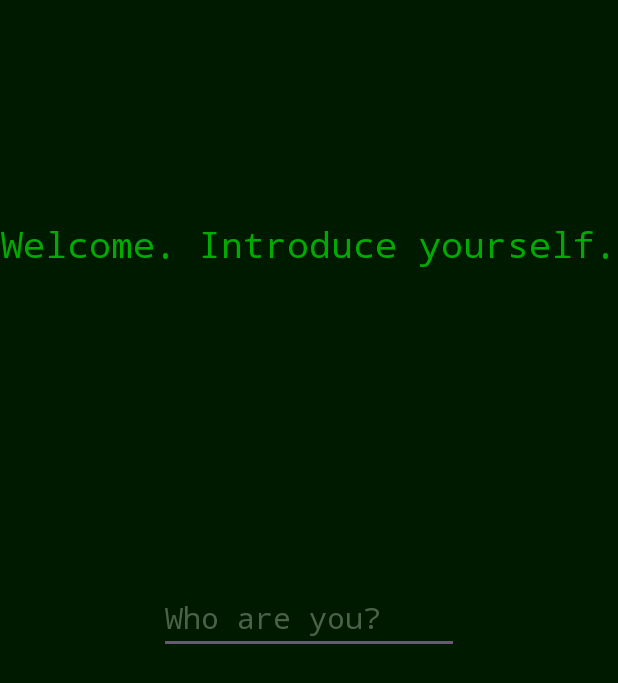
After one commit to NonannouncedSpy/uni-androiddev-3, an Android app: the SecondActivity screen opened directly, with no data from a screen before it, on a phone screen of 412 x 824 dp. The commit adds this screen. Shown: the top 683 px of the screen. Run offline under Robolectric (Android 15) with nearby library versions, the phone set to English and light mode, and no system bars.

Commit message:
Lay out Second activity
+ update manifest to add the activity
+ some new strings

```diff
--- a/app/src/main/AndroidManifest.xml
+++ b/app/src/main/AndroidManifest.xml
@@ -13,6 +13,9 @@
         android:theme="@style/Theme.Uniandroiddev3"
         tools:targetApi="31">
         <activity
+            android:name=".SecondActivity"
+            android:exported="false" />
+        <activity
             android:name=".MainActivity"
             android:exported="true">
             <intent-filter>
--- /dev/null
+++ b/app/src/main/java/com/ygg/uni_androiddev_3/SecondActivity.java
@@ -0,0 +1,16 @@
+package com.ygg.uni_androiddev_3;
+
+import android.os.Bundle;
+
+import androidx.appcompat.app.AppCompatActivity;
+
+public class SecondActivity extends AppCompatActivity {
+
+    @Override
+    protected void onCreate(Bundle savedInstanceState) {
+        super.onCreate(savedInstanceState);
+        setContentView(R.layout.activity_second);
+
+
+    }
+}
--- /dev/null
+++ b/app/src/main/res/layout/activity_second.xml
@@ -0,0 +1,75 @@
+<?xml version="1.0" encoding="utf-8"?>
+<androidx.constraintlayout.widget.ConstraintLayout xmlns:android="http://schemas.android.com/apk/res/android"
+    xmlns:app="http://schemas.android.com/apk/res-auto"
+    xmlns:tools="http://schemas.android.com/tools"
+    android:id="@+id/main"
+    android:layout_width="match_parent"
+    android:layout_height="match_parent"
+    tools:context=".SecondActivity">
+
+    <TextView
+        android:id="@+id/second_text_welcome"
+        android:layout_width="wrap_content"
+        android:layout_height="wrap_content"
+        android:text="@string/second_welcome"
+        android:textSize="24sp"
+        android:layout_marginTop="-500dp"
+        app:layout_constraintBottom_toBottomOf="parent"
+        app:layout_constraintEnd_toEndOf="parent"
+        app:layout_constraintStart_toStartOf="parent"
+        app:layout_constraintTop_toTopOf="parent"
+        />
+
+    <EditText
+        android:id="@+id/second_edit_who"
+        android:layout_width="wrap_content"
+        android:layout_height="wrap_content"
+        android:layout_marginTop="0dp"
+        android:minWidth="200dp"
+        android:hint="@string/second_hint"
+        app:layout_constraintBottom_toBottomOf="parent"
+        app:layout_constraintEnd_toEndOf="parent"
+        app:layout_constraintStart_toStartOf="parent"
+        app:layout_constraintTop_toTopOf="parent"
+        />
+
+    <android.widget.Button
+        android:id="@+id/second_button_superstar"
+        android:layout_width="wrap_content"
+        android:layout_height="wrap_content"
+        android:background="@drawable/stylish_button"
+        android:layout_marginTop="350dp"
+        android:text="@string/second_superstar"
+        android:visibility="gone"
+        app:layout_constraintBottom_toBottomOf="parent"
+        app:layout_constraintEnd_toEndOf="parent"
+        app:layout_constraintStart_toStartOf="parent"
+        app:layout_constraintTop_toTopOf="parent" />
+
+    <android.widget.Button
+        android:id="@+id/second_button_money"
+        android:layout_width="wrap_content"
+        android:layout_height="wrap_content"
+        android:background="@drawable/stylish_button"
+        android:layout_marginTop="500dp"
+        android:text="@string/second_money"
+        android:visibility="gone"
+        app:layout_constraintBottom_toBottomOf="parent"
+        app:layout_constraintEnd_toEndOf="parent"
+        app:layout_constraintStart_toStartOf="parent"
+        app:layout_constraintTop_toTopOf="parent" />
+
+    <android.widget.Button
+        android:id="@+id/second_button_car"
+        android:layout_width="wrap_content"
+        android:layout_height="wrap_content"
+        android:background="@drawable/stylish_button"
+        android:layout_marginTop="650dp"
+        android:text="@string/second_kar"
+        android:visibility="gone"
+        app:layout_constraintBottom_toBottomOf="parent"
+        app:layout_constraintEnd_toEndOf="parent"
+        app:layout_constraintStart_toStartOf="parent"
+        app:layout_constraintTop_toTopOf="parent" />
+
+</androidx.constraintlayout.widget.ConstraintLayout>
--- a/app/src/main/res/values/strings.xml
+++ b/app/src/main/res/values/strings.xml
@@ -4,5 +4,11 @@
     <string name="main_title1">LARIOWARE 3 ™</string>
     <string name="main_title2">Mass Lario</string>
     <string name="main_button">Commence</string>
+    <!-- Strings for SecondActivity -->
+    <string name="second_welcome">Welcome. Introduce yourself.</string>
+    <string name="second_hint">Who are you?</string>
+    <string name="second_superstar">Be a superstar</string>
+    <string name="second_money">Make a lotta money</string>
+    <string name="second_kar">Drive a fancy car</string>
 
 </resources>
```
